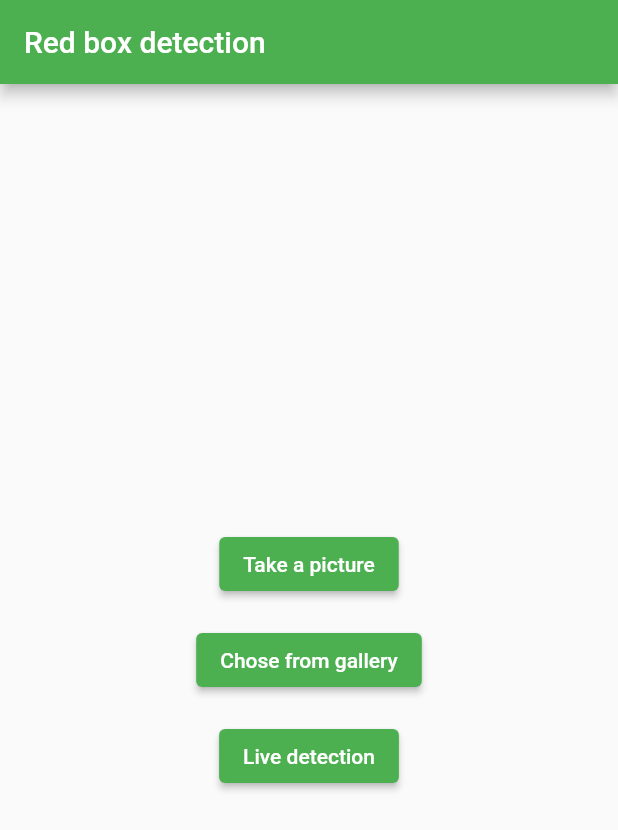
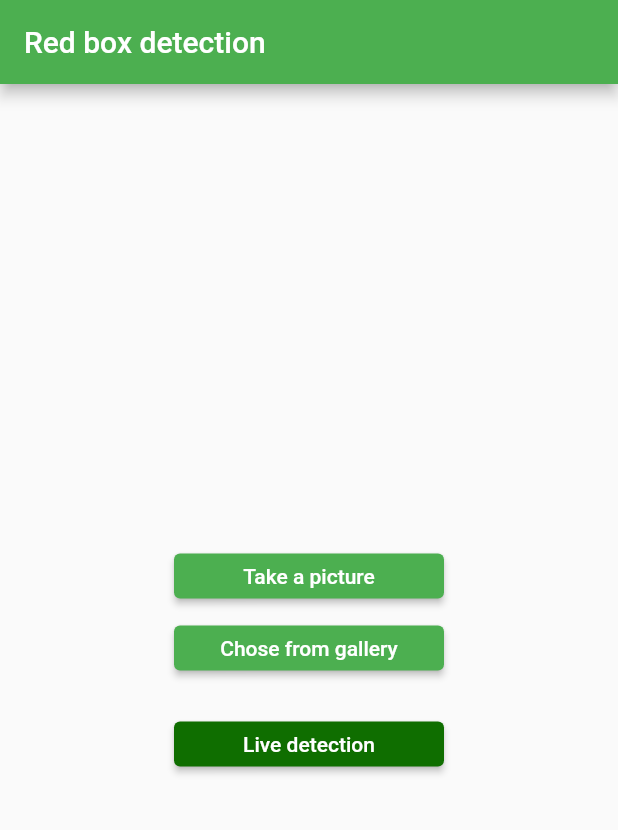
Before and after one commit to BigBaz54/redbox_detection, a Flutter app: the screen it shows after launch, on a phone screen of 412 x 824 dp. Shown: the top 830 px of the screen. Run offline on Flutter 3.47's test engine with Material 2 defaults, Android fonts, the phone set to English and light mode, and no system bars; our stand-ins replace camera, image_picker.

Commit message:
[+] style

```diff
--- a/recognition_app/lib/home_page.dart
+++ b/recognition_app/lib/home_page.dart
@@ -21,14 +21,19 @@ class HomePage extends StatelessWidget {
           mainAxisAlignment: MainAxisAlignment.center,
           children: [
             ElevatedButton(
+              style: ElevatedButton.styleFrom(
+                minimumSize: const Size(180, 30),
+              ),
               onPressed: () {
                 // Action à effectuer lors du clic sur le bouton "Prendre une photo"
                 print('Prendre une photo');
               },
               child: const Text('Take a picture'),
             ),
-            const SizedBox(height: 16),
             ElevatedButton(
+              style: ElevatedButton.styleFrom(
+                minimumSize: const Size(180, 30),
+              ),
               onPressed: () {
                 // Action à effectuer lors du clic sur le bouton "Choisir une photo dans la pellicule"
                 print('Choisir une photo dans la pellicule');
@@ -37,6 +42,10 @@ class HomePage extends StatelessWidget {
             ),
             const SizedBox(height: 16),
             ElevatedButton(
+              style: ElevatedButton.styleFrom(
+                minimumSize: const Size(180, 30),
+                backgroundColor: Color.fromARGB(255, 15, 110, 0)
+              ),
               onPressed: () {
                 // Action à effectuer lors du clic sur le bouton "Détection en direct"
                 Navigator.pushReplacement(
```
